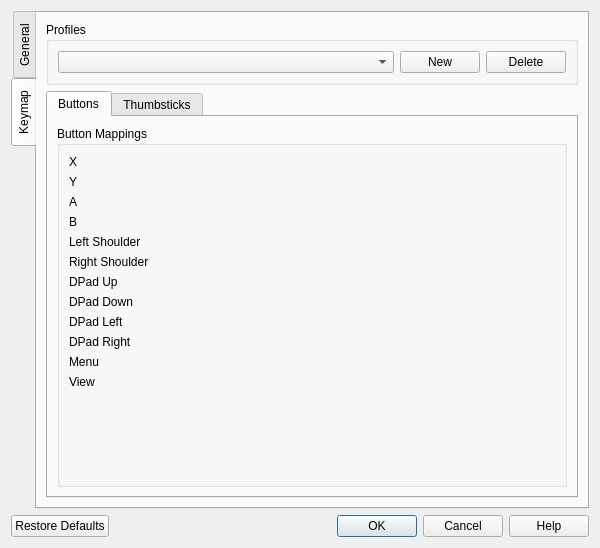
Before: the Qt Designer form src/ui/preferences.ui in kitswas/VirtualGamePad-PC, drawn with Qt 5.
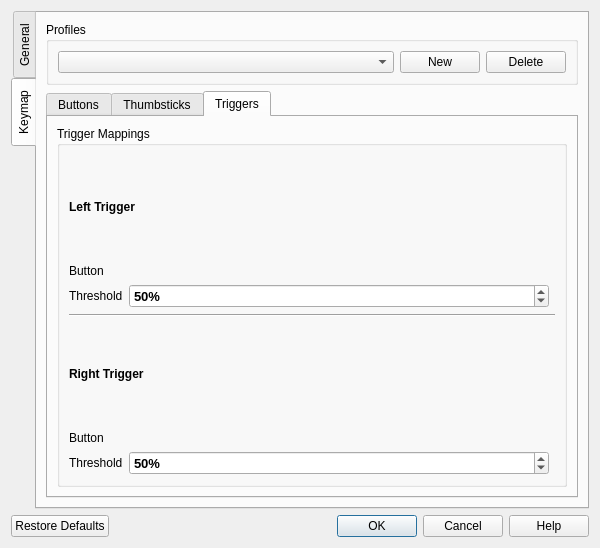
After: the same form once the commit is applied. The open tabs and pages were chosen to show the change. Custom widgets are drawn as their Qt base class.

Commit message: Triggers in keymap UI

```diff
--- a/src/ui/preferences.ui
+++ b/src/ui/preferences.ui
@@ -771,6 +771,184 @@
            </item>
           </layout>
          </widget>
+         <widget class="QWidget" name="triggersTab">
+          <attribute name="title">
+           <string>Triggers</string>
+          </attribute>
+          <layout class="QVBoxLayout" name="triggersTabLayout">
+           <item>
+            <widget class="QGroupBox" name="TriggerMaps">
+             <property name="title">
+              <string>Trigger Mappings</string>
+             </property>
+             <layout class="QGridLayout" name="triggerGridLayout">
+              <item row="0" column="0" colspan="3">
+               <widget class="QLabel" name="leftTriggerLabel">
+                <property name="font">
+                 <font>
+                  <bold>true</bold>
+                 </font>
+                </property>
+                <property name="text">
+                 <string>Left Trigger</string>
+                </property>
+               </widget>
+              </item>
+              <item row="1" column="0">
+               <widget class="QLabel" name="leftTriggerButtonLabel">
+                <property name="text">
+                 <string>Button</string>
+                </property>
+               </widget>
+              </item>
+              <item row="1" column="1">
+               <widget class="ButtonInputBox" name="leftTriggerButtonMap" native="true">
+                <property name="sizePolicy">
+                 <sizepolicy hsizetype="MinimumExpanding" vsizetype="Fixed">
+                  <horstretch>0</horstretch>
+                  <verstretch>0</verstretch>
+                 </sizepolicy>
+                </property>
+                <property name="font">
+                 <font>
+                  <pointsize>10</pointsize>
+                  <bold>true</bold>
+                 </font>
+                </property>
+                <property name="clearButtonEnabled" stdset="0">
+                 <bool>true</bool>
+                </property>
+               </widget>
+              </item>
+              <item row="2" column="0">
+               <widget class="QLabel" name="leftTriggerThresholdLabel">
+                <property name="text">
+                 <string>Threshold</string>
+                </property>
+               </widget>
+              </item>
+              <item row="2" column="1">
+               <widget class="QDoubleSpinBox" name="leftTriggerThreshold">
+                <property name="sizePolicy">
+                 <sizepolicy hsizetype="MinimumExpanding" vsizetype="Fixed">
+                  <horstretch>0</horstretch>
+                  <verstretch>0</verstretch>
+                 </sizepolicy>
+                </property>
+                <property name="font">
+                 <font>
+                  <pointsize>10</pointsize>
+                  <bold>true</bold>
+                 </font>
+                </property>
+                <property name="suffix">
+                 <string>%</string>
+                </property>
+                <property name="decimals">
+                 <number>0</number>
+                </property>
+                <property name="minimum">
+                 <double>1.000000000000000</double>
+                </property>
+                <property name="maximum">
+                 <double>100.000000000000000</double>
+                </property>
+                <property name="value">
+                 <double>50.000000000000000</double>
+                </property>
+               </widget>
+              </item>
+              <item row="3" column="0" colspan="3">
+               <widget class="QFrame" name="triggerSeparator">
+                <property name="frameShape">
+                 <enum>QFrame::Shape::HLine</enum>
+                </property>
+                <property name="frameShadow">
+                 <enum>QFrame::Shadow::Sunken</enum>
+                </property>
+               </widget>
+              </item>
+              <item row="4" column="0" colspan="3">
+               <widget class="QLabel" name="rightTriggerLabel">
+                <property name="font">
+                 <font>
+                  <bold>true</bold>
+                 </font>
+                </property>
+                <property name="text">
+                 <string>Right Trigger</string>
+                </property>
+               </widget>
+              </item>
+              <item row="5" column="0">
+               <widget class="QLabel" name="rightTriggerButtonLabel">
+                <property name="text">
+                 <string>Button</string>
+                </property>
+               </widget>
+              </item>
+              <item row="5" column="1">
+               <widget class="ButtonInputBox" name="rightTriggerButtonMap" native="true">
+                <property name="sizePolicy">
+                 <sizepolicy hsizetype="MinimumExpanding" vsizetype="Fixed">
+                  <horstretch>0</horstretch>
+                  <verstretch>0</verstretch>
+                 </sizepolicy>
+                </property>
+                <property name="font">
+                 <font>
+                  <pointsize>10</pointsize>
+                  <bold>true</bold>
+                 </font>
+                </property>
+                <property name="clearButtonEnabled" stdset="0">
+                 <bool>true</bool>
+                </property>
+               </widget>
+              </item>
+              <item row="6" column="0">
+               <widget class="QLabel" name="rightTriggerThresholdLabel">
+                <property name="text">
+                 <string>Threshold</string>
+                </property>
+               </widget>
+              </item>
+              <item row="6" column="1">
+               <widget class="QDoubleSpinBox" name="rightTriggerThreshold">
+                <property name="sizePolicy">
+                 <sizepolicy hsizetype="MinimumExpanding" vsizetype="Fixed">
+                  <horstretch>0</horstretch>
+                  <verstretch>0</verstretch>
+                 </sizepolicy>
+                </property>
+                <property name="font">
+                 <font>
+                  <pointsize>10</pointsize>
+                  <bold>true</bold>
+                 </font>
+                </property>
+                <property name="suffix">
+                 <string>%</string>
+                </property>
+                <property name="decimals">
+                 <number>0</number>
+                </property>
+                <property name="minimum">
+                 <double>1.000000000000000</double>
+                </property>
+                <property name="maximum">
+                 <double>100.000000000000000</double>
+                </property>
+                <property name="value">
+                 <double>50.000000000000000</double>
+                </property>
+               </widget>
+              </item>
+             </layout>
+            </widget>
+           </item>
+          </layout>
+         </widget>
         </widget>
        </item>
       </layout>
```
The commit also changes 2 other files.
